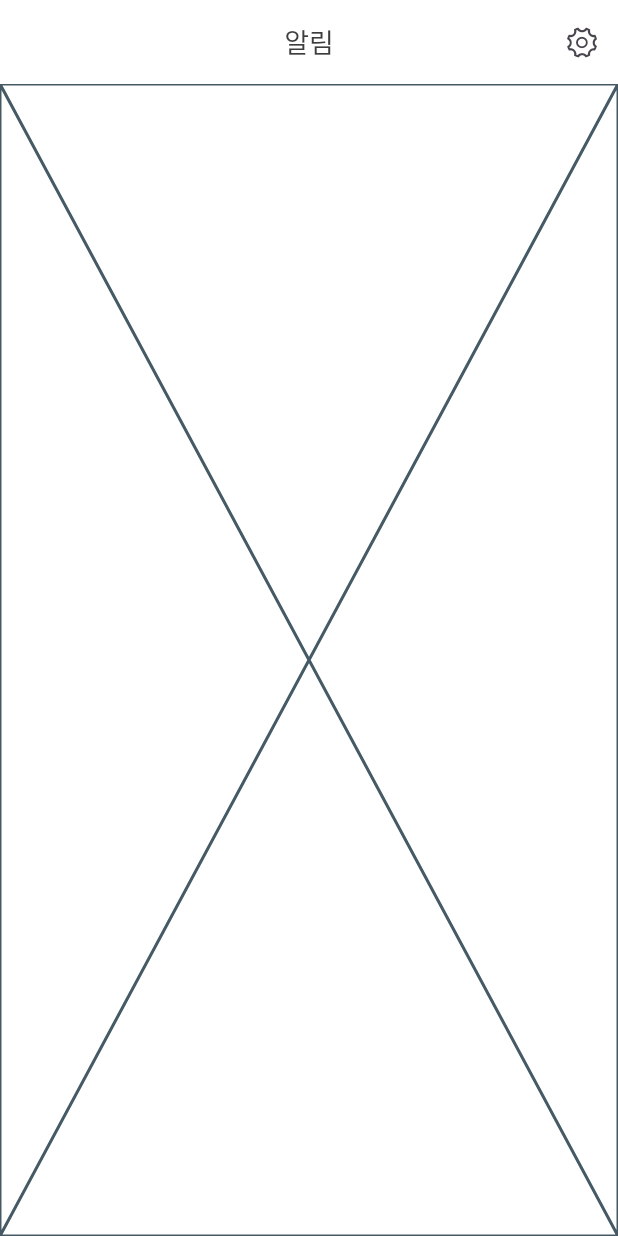
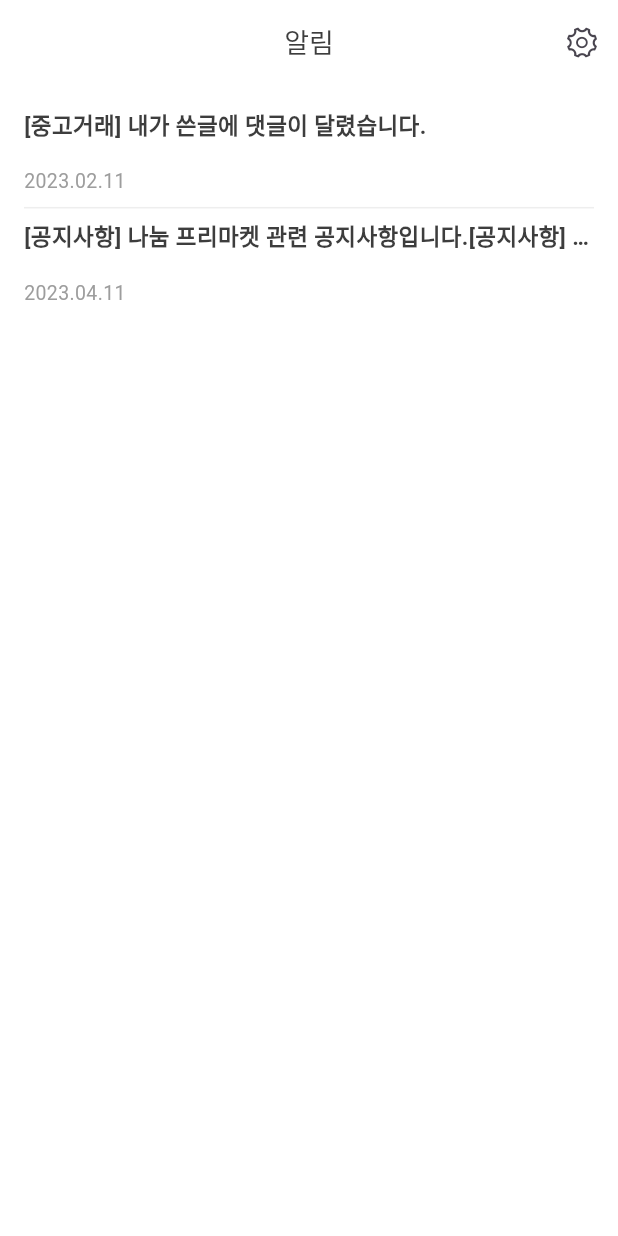
Before and after one commit to GodBongJune/Town-publish, a Flutter app: the AlarmPage screen opened directly, on a phone screen of 412 x 824 dp. Run offline on Flutter 3.47's test engine with Material 3 defaults, Android fonts, the light colour scheme and no system bars; our stand-ins replace animated_splash_screen, flutter_svg, logger.

Commit message:
알림 페이지 완료

```diff
--- a/lib/pages/alarm_page/alarm_page_widgets/alarm_page_body.dart
+++ b/lib/pages/alarm_page/alarm_page_widgets/alarm_page_body.dart
@@ -1,10 +1,59 @@
 import 'package:flutter/material.dart';
+import 'package:town/core/constant/color.dart';
+import 'package:town/core/constant/size.dart';
 
 class AlarmPageBody extends StatelessWidget {
   const AlarmPageBody({super.key});
 
   @override
   Widget build(BuildContext context) {
-    return const Placeholder();
+    List<Map<String, dynamic>> alarmList = [
+      {
+        "title": "[중고거래] 내가 쓴글에 댓글이 달렸습니다.",
+        "time": "2023.02.11",
+      },
+      {
+        "title":
+            "[공지사항] 나눔 프리마켓 관련 공지사항입니다.[공지사항] 나눔 프리마켓 관련 공지사항입니다.[공지사항] 나눔 프리마켓 관련 공지사항입니다.[공지사항] 나눔 프리마켓 관련 공지사항입니다.[공지사항] 나눔 프리마켓 관련 공지사항입니다.",
+        "time": "2023.04.11",
+      },
+    ];
+
+    return Padding(
+      padding: const EdgeInsets.all(16.0),
+      child: ListView.separated(
+        itemCount: alarmList.length,
+        itemBuilder: (context, index) {
+          return InkWell(
+            onTap: () {},
+            child: Column(
+              crossAxisAlignment: CrossAxisAlignment.start,
+              children: [
+                Text(
+                  alarmList[index]["title"],
+                  style: TextStyle(
+                    color: k3DColor,
+                    fontSize: size15,
+                    fontWeight: FontWeight.bold,
+                  ),
+                  maxLines: 1,
+                  overflow: TextOverflow.ellipsis,
+                ),
+                SizedBox(height: MediaQuery.of(context).size.height * 0.02),
+                Text(
+                  alarmList[index]["time"],
+                  style: TextStyle(
+                    color: k9DColor,
+                    fontSize: size13,
+                  ),
+                ),
+              ],
+            ),
+          );
+        },
+        separatorBuilder: (context, index) =>
+            Divider(thickness: 1, color: kEEColor),
+      ),
+    );
   }
 }
```
